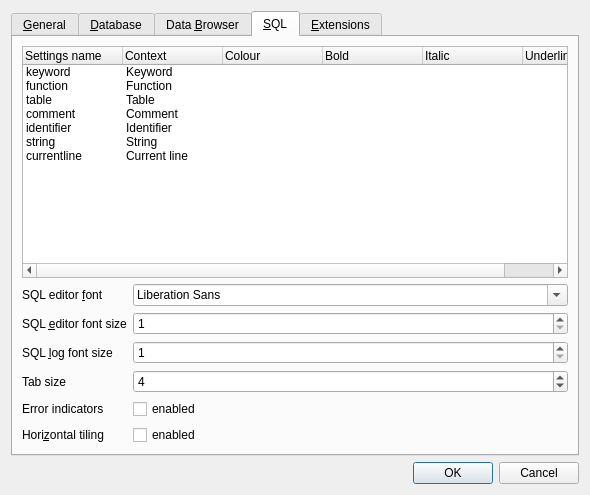
Old version of the form src/PreferencesDialog.ui in the repository sqlitebrowser/sqlitebrowser.
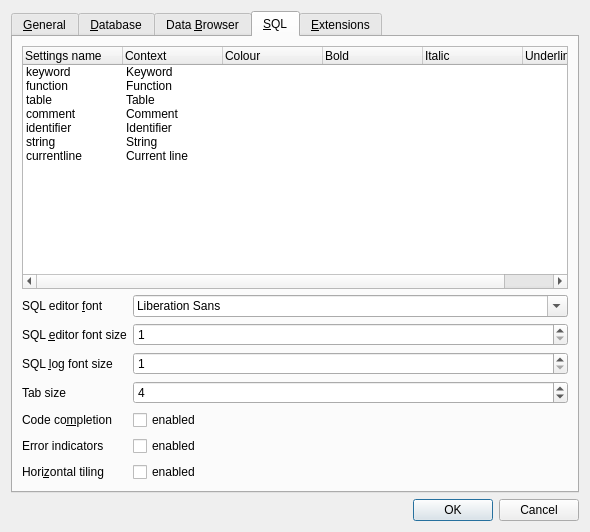
New version of the form. The open tabs and pages were chosen to show the change. Icons and pictures are not drawn. Custom widgets are drawn as their Qt base class.

Commit message:
Add option to disable auto completion in the SQL editor
See issue #537.

```diff
--- a/src/PreferencesDialog.ui
+++ b/src/PreferencesDialog.ui
@@ -7,7 +7,7 @@
     <x>0</x>
     <y>0</y>
     <width>590</width>
-    <height>495</height>
+    <height>532</height>
    </rect>
   </property>
   <property name="windowTitle">
@@ -809,7 +809,7 @@
          <item row="0" column="1">
           <widget class="QFontComboBox" name="comboEditorFont"/>
          </item>
-         <item row="4" column="0">
+         <item row="5" column="0">
           <widget class="QLabel" name="label_15">
            <property name="text">
             <string>Error indicators</string>
@@ -819,7 +819,7 @@
            </property>
           </widget>
          </item>
-         <item row="4" column="1">
+         <item row="5" column="1">
           <widget class="QCheckBox" name="checkErrorIndicators">
            <property name="toolTip">
             <string>Enabling error indicators highlights the SQL code lines that caused errors during the last execution</string>
@@ -829,7 +829,7 @@
            </property>
           </widget>
          </item>
-         <item row="5" column="0">
+         <item row="6" column="0">
           <widget class="QLabel" name="label_10">
            <property name="text">
             <string>Hori&amp;zontal tiling</string>
@@ -839,7 +839,7 @@
            </property>
           </widget>
          </item>
-         <item row="5" column="1">
+         <item row="6" column="1">
           <widget class="QCheckBox" name="checkHorizontalTiling">
            <property name="toolTip">
             <string>If enabled the SQL code editor and the result table view are shown side by side instead of one over the other.</string>
@@ -849,6 +849,23 @@
            </property>
           </widget>
          </item>
+         <item row="4" column="0">
+          <widget class="QLabel" name="label_20">
+           <property name="text">
+            <string>Code co&amp;mpletion</string>
+           </property>
+           <property name="buddy">
+            <cstring>checkAutoCompletion</cstring>
+           </property>
+          </widget>
+         </item>
+         <item row="4" column="1">
+          <widget class="QCheckBox" name="checkAutoCompletion">
+           <property name="text">
+            <string>enabled</string>
+           </property>
+          </widget>
+         </item>
         </layout>
        </item>
       </layout>
```
Left out of the diff: 39 changed lines with no effect on the pictures. The commit also changes 2 other files.
